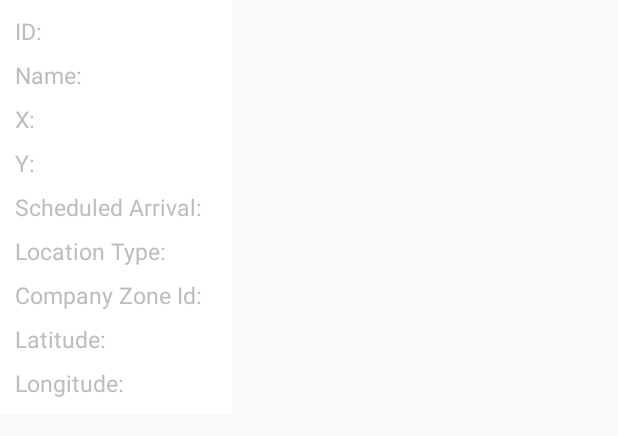
After one commit to gonzalo1509/Technical-Test, an Android app: the layout marker_info_window.xml on its own in the app's theme, with its tools: preview values and no code run, on a phone screen of 412 x 824 dp. The commit adds this screen. Shown: the top 436 px of the screen. Run offline under Robolectric (Android 15) with nearby library versions, the phone set to English and light mode, and no system bars.

Commit message:
Stabilize code and add improvements

```diff
--- a/app/build.gradle
+++ b/app/build.gradle
@@ -68,4 +68,7 @@ dependencies {
     implementation "com.google.android.gms:play-services-maps:${play_services_version}"
     implementation "com.google.android.gms:play-services-location:${play_services_version}"
 
+    // PopUp
+    implementation "com.github.f0ris.sweetalert:library:${sweetalert_library_version}"
+
 }
--- /dev/null
+++ b/app/src/main/java/com/technicaltest/technicaltest/app/customViews/a.kt
@@ -0,0 +1,4 @@
+package com.technicaltest.technicaltest.app.customViews
+
+class a {
+}
--- a/app/src/main/java/com/technicaltest/technicaltest/utilities/enums/CompanyZoneIdTypes.kt
+++ b/app/src/main/java/com/technicaltest/technicaltest/bussiness/enums/CompanyZoneIdTypes.kt
@@ -1,4 +1,4 @@
-package com.technicaltest.technicaltest.utilities.enums
+package com.technicaltest.technicaltest.bussiness.enums
 
 enum class CompanyZoneIdTypes(private val companyZoneId: Int) {
     FIRST_TYPE                          (382),
--- a/app/src/main/java/com/technicaltest/technicaltest/bussiness/useCases/mobilitieResources/MobilitieResourcesUseCase.kt
+++ b/app/src/main/java/com/technicaltest/technicaltest/bussiness/useCases/mobilitieResources/MobilitieResourcesUseCase.kt
@@ -9,7 +9,7 @@ import javax.inject.Inject
 
 class MobilitieResourcesUseCase @Inject constructor(private val mobilitieResourcesDataSource: MobilitieResourcesDataSource){
 
-    fun getMobilitiesResources(location: String, lowerLeftLatLon: String, upperRightLatLon: String):  Single<List<MobilitieResourceResponseEntitie?>> {
+    fun getMobilitiesResources(location: String, lowerLeftLatLon: String, upperRightLatLon: String):  Single<Response<List<MobilitieResourceResponseEntitie?>>> {
         return mobilitieResourcesDataSource
             .getMobilitiesResources(location, lowerLeftLatLon, upperRightLatLon)
     }
--- a/app/src/main/java/com/technicaltest/technicaltest/dataSources/dagger/components/AppComponent.kt
+++ b/app/src/main/java/com/technicaltest/technicaltest/dataSources/dagger/components/AppComponent.kt
@@ -1,6 +1,8 @@
 package com.technicaltest.technicaltest.dataSources.dagger.components
 
+import com.technicaltest.technicaltest.app.activities.MapActivity
 import com.technicaltest.technicaltest.app.application.TechnicalTestApplication
+import com.technicaltest.technicaltest.app.customViews.map.CustomMarkerInfoWindowView
 import com.technicaltest.technicaltest.app.viewModels.map.MapViewModel
 import com.technicaltest.technicaltest.dataSources.dagger.modules.AppModule
 import dagger.Component
@@ -12,5 +14,7 @@ interface AppComponent {
     fun technicalTestApplication(): TechnicalTestApplication
 
     fun inject(application: TechnicalTestApplication)
+    fun inject(mapActivity: MapActivity)
     fun inject(mapViewModel: MapViewModel)
+    fun inject(customMarkerInfoWindowView: CustomMarkerInfoWindowView)
 }
--- a/app/src/main/java/com/technicaltest/technicaltest/dataSources/meep/Interfaces/MeetApi.kt
+++ b/app/src/main/java/com/technicaltest/technicaltest/dataSources/meep/Interfaces/MeetApi.kt
@@ -14,5 +14,5 @@ interface MeetApi {
     fun getMobilitiesResources(@Path("location") location: String,
                                @Query("lowerLeftLatLon") lowerLeftLatLon: String,
                                @Query("upperRightLatLon") upperRightLatLon: String)
-                                : Single<List<MobilitieResourceResponseEntitie?>>
+                                : Single<Response<List<MobilitieResourceResponseEntitie?>>>
 }
--- a/app/src/main/java/com/technicaltest/technicaltest/dataSources/meep/dataSources/mobilitieResources/MobilitieResourcesDataSource.kt
+++ b/app/src/main/java/com/technicaltest/technicaltest/dataSources/meep/dataSources/mobilitieResources/MobilitieResourcesDataSource.kt
@@ -3,11 +3,12 @@ package com.technicaltest.technicaltest.dataSources.meep.dataSources.mobilitieRe
 import com.technicaltest.technicaltest.dataSources.meep.Interfaces.MeetApi
 import com.technicaltest.technicaltest.bussiness.entities.mobilitieResources.MobilitieResourceResponseEntitie
 import io.reactivex.Single
+import retrofit2.Response
 import javax.inject.Inject
 
 class MobilitieResourcesDataSource @Inject constructor(private val meetApi: MeetApi){
 
-    fun getMobilitiesResources(location:String, lowerLeftLatLon: String, upperRightLatLon: String): Single<List<MobilitieResourceResponseEntitie?>> {
+    fun getMobilitiesResources(location:String, lowerLeftLatLon: String, upperRightLatLon: String): Single<Response<List<MobilitieResourceResponseEntitie?>>> {
         return meetApi.getMobilitiesResources(location, lowerLeftLatLon, upperRightLatLon)
     }
 }
--- /dev/null
+++ b/app/src/main/java/com/technicaltest/technicaltest/utilities/a.kt
@@ -0,0 +1,4 @@
+package com.technicaltest.technicaltest.utilities
+
+class a {
+}
--- /dev/null
+++ b/app/src/main/res/layout/marker_info_window.xml
@@ -0,0 +1,217 @@
+<?xml version="1.0" encoding="utf-8"?>
+<LinearLayout xmlns:android="http://schemas.android.com/apk/res/android"
+    xmlns:tools="http://schemas.android.com/tools"
+    android:layout_width="wrap_content"
+    android:layout_height="wrap_content"
+    android:padding="10dp"
+    android:background="#FFF"
+    android:orientation="vertical">
+
+    <LinearLayout
+        android:layout_width="wrap_content"
+        android:layout_height="wrap_content"
+        android:orientation="horizontal">
+
+        <TextView
+            android:layout_width="wrap_content"
+            android:layout_height="wrap_content"
+            android:text="@string/marker_id"
+            android:textColor="#BDBDBD"
+            android:textSize="15sp" />
+
+        <TextView
+            android:id="@+id/markerId"
+            android:layout_width="wrap_content"
+            android:layout_height="wrap_content"
+            android:layout_marginStart="10dp"
+            android:textColor="#000000"
+            android:textSize="15sp" />
+
+    </LinearLayout>
+
+
+    <LinearLayout
+        android:layout_width="wrap_content"
+        android:layout_height="wrap_content"
+        android:layout_marginTop="8dp"
+        android:orientation="horizontal">
+
+        <TextView
+            android:layout_width="wrap_content"
+            android:layout_height="wrap_content"
+            android:text="@string/marker_name"
+            android:textColor="#BDBDBD"
+            android:textSize="15sp" />
+
+        <TextView
+            android:layout_width="wrap_content"
+            android:layout_height="wrap_content"
+            android:layout_marginStart="10dp"
+            android:textColor="#000000"
+            android:id="@+id/markerName"
+            android:textSize="15sp" />
+
+    </LinearLayout>
+
+    <LinearLayout
+        android:layout_width="wrap_content"
+        android:layout_height="wrap_content"
+        android:layout_marginTop="8dp"
+        android:orientation="horizontal">
+
+        <TextView
+            android:layout_width="wrap_content"
+            android:layout_height="wrap_content"
+            android:text="@string/marker_x"
+            android:textColor="#BDBDBD"
+            android:textSize="15sp" />
+
+        <TextView
+            android:layout_width="wrap_content"
+            android:layout_height="wrap_content"
+            android:layout_marginStart="10dp"
+            android:textColor="#000000"
+            android:id="@+id/markerX"
+            android:textSize="15sp" />
+
+    </LinearLayout>
+
+    <LinearLayout
+        android:layout_width="wrap_content"
+        android:layout_height="wrap_content"
+        android:layout_marginTop="8dp"
+        android:orientation="horizontal">
+
+        <TextView
+            android:layout_width="wrap_content"
+            android:layout_height="wrap_content"
+            android:text="@string/marker_y"
+            android:textColor="#BDBDBD"
+            android:textSize="15sp" />
+
+        <TextView
+            android:layout_width="wrap_content"
+            android:layout_height="wrap_content"
+            android:layout_marginStart="10dp"
+            android:textColor="#000000"
+            android:id="@+id/markerY"
+            android:textSize="15sp" />
+
+    </LinearLayout>
+
+    <LinearLayout
+        android:layout_width="wrap_content"
+        android:layout_height="wrap_content"
+        android:layout_marginTop="8dp"
+        android:orientation="horizontal">
+
+        <TextView
+            android:layout_width="wrap_content"
+            android:layout_height="wrap_content"
+            android:text="@string/marker_scheduled_arrival"
+            android:textColor="#BDBDBD"
+            android:textSize="15sp" />
+
+        <TextView
+            android:layout_width="wrap_content"
+            android:layout_height="wrap_content"
+            android:layout_marginStart="10dp"
+            android:textColor="#000000"
+            android:id="@+id/markerScheduledArrival"
+            android:textSize="15sp" />
+
+    </LinearLayout>
+
+    <LinearLayout
+        android:layout_width="wrap_content"
+        android:layout_height="wrap_content"
+        android:layout_marginTop="8dp"
+        android:orientation="horizontal">
+
+        <TextView
+            android:layout_width="wrap_content"
+            android:layout_height="wrap_content"
+            android:text="@string/marker_location_type"
+            android:textColor="#BDBDBD"
+            android:textSize="15sp" />
+
+        <TextView
+            android:layout_width="wrap_content"
+            android:layout_height="wrap_content"
+            android:layout_marginStart="10dp"
+            android:textColor="#000000"
+            android:id="@+id/markerLocationType"
+            android:textSize="15sp" />
+
+    </LinearLayout>
+
+    <LinearLayout
+        android:layout_width="wrap_content"
+        android:layout_height="wrap_content"
+        android:layout_marginTop="8dp"
+        android:orientation="horizontal">
+
+        <TextView
+            android:layout_width="wrap_content"
+            android:layout_height="wrap_content"
+            android:text="@string/marker_company_zone_id"
+            android:textColor="#BDBDBD"
+            android:textSize="15sp" />
+
+        <TextView
+            android:layout_width="wrap_content"
+            android:layout_height="wrap_content"
+            android:layout_marginStart="10dp"
+            android:textColor="#000000"
+            android:id="@+id/markerCompanyZoneId"
+            android:textSize="15sp" />
+
+    </LinearLayout>
+
+    <LinearLayout
+        android:layout_width="wrap_content"
+        android:layout_height="wrap_content"
+        android:layout_marginTop="8dp"
+        android:orientation="horizontal">
+
+        <TextView
+            android:layout_width="wrap_content"
+            android:layout_height="wrap_content"
+            android:text="@string/marker_lat"
+            android:textColor="#BDBDBD"
+            android:textSize="15sp" />
+
+        <TextView
+            android:layout_width="wrap_content"
+            android:layout_height="wrap_content"
+            android:layout_marginStart="10dp"
+            android:textColor="#000000"
+            android:id="@+id/markerLat"
+            android:textSize="15sp" />
+
+    </LinearLayout>
+
+    <LinearLayout
+        android:layout_width="wrap_content"
+        android:layout_height="wrap_content"
+        android:layout_marginTop="8dp"
+        android:orientation="horizontal">
+
+        <TextView
+            android:layout_width="wrap_content"
+            android:layout_height="wrap_content"
+            android:text="@string/marker_lon"
+            android:textColor="#BDBDBD"
+            android:textSize="15sp" />
+
+        <TextView
+            android:layout_width="wrap_content"
+            android:layout_height="wrap_content"
+            android:layout_marginStart="10dp"
+            android:textColor="#000000"
+            android:id="@+id/markerLon"
+            android:textSize="15sp" />
+
+    </LinearLayout>
+
+</LinearLayout>
--- a/app/src/main/res/values/strings.xml
+++ b/app/src/main/res/values/strings.xml
@@ -3,4 +3,17 @@
 
     <!-- Google Maps Key -->
     <string name="google_maps_key">AIzaSyAeoFHBFZ4n6MtuB7DXkzfpgizOAu0joKg</string>
+    <!-- End Google Maps Key -->
+
+    <!-- Marker Info -->
+    <string name="marker_id">ID:</string>
+    <string name="marker_name">Name:</string>
+    <string name="marker_x">X:</string>
+    <string name="marker_y">Y:</string>
+    <string name="marker_scheduled_arrival">Scheduled Arrival:</string>
+    <string name="marker_location_type">Location Type:</string>
+    <string name="marker_company_zone_id">Company Zone Id:</string>
+    <string name="marker_lat">Latitude:</string>
+    <string name="marker_lon">Longitude:</string>
+    <!-- End Marker Info -->
 </resources>
--- a/build.gradle
+++ b/build.gradle
@@ -20,6 +20,7 @@ buildscript {
         logback_classic_version = '1.2.3'
         android_arch_lifecycle_version = '1.1.1'
         play_services_version = '17.0.0'
+        sweetalert_library_version = '1.5.1'
     }
     ext.kotlin_version = '1.3.61'
     repositories {
@@ -40,7 +41,7 @@ allprojects {
     repositories {
         google()
         jcenter()
-
+        mavenCentral()
     }
 }
 
```
Also changed, not shown: app/src/main/AndroidManifest.xml (+5 -2 lines), app/src/main/java/com/technicaltest/technicaltest/app/activities/MapActivity.kt (+72 -14 lines), app/src/main/java/com/technicaltest/technicaltest/app/customViews/map/CustomMarkerInfoWindowView.kt (added, +67 -0 lines), app/src/main/java/com/technicaltest/technicaltest/app/viewModels/map/MapViewModel.kt (+17 -5 lines), app/src/main/java/com/technicaltest/technicaltest/dataSources/dagger/modules/AppModule.kt (+19 -1 lines), app/src/main/java/com/technicaltest/technicaltest/utilities/applicationUtilities/Utilities.kt (deleted, +0 -8 lines), app/src/main/java/com/technicaltest/technicaltest/utilities/helpers/LoadingHelper.kt (added, +75 -0 lines).
